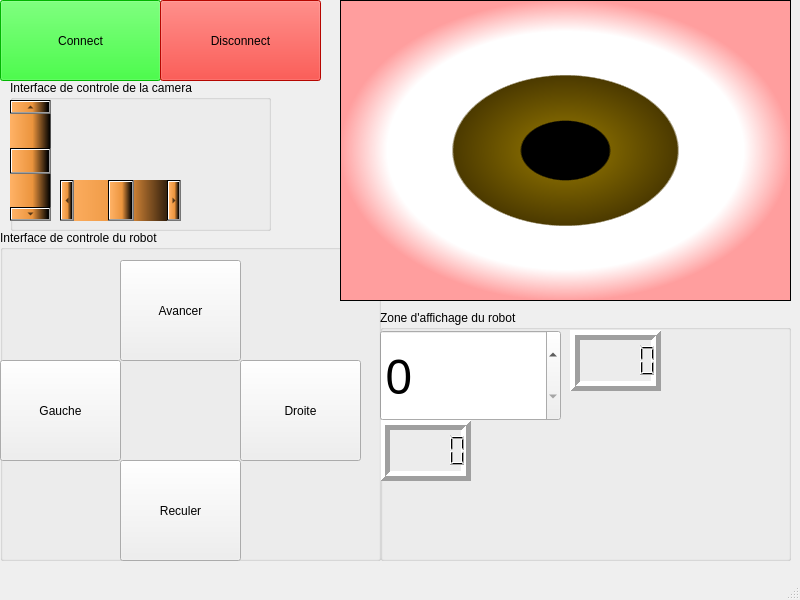
This is WiFiBot/mainwindow.ui in Federdispi/WiFiBot as Qt 5 draws it before an edit. The edited form follows.
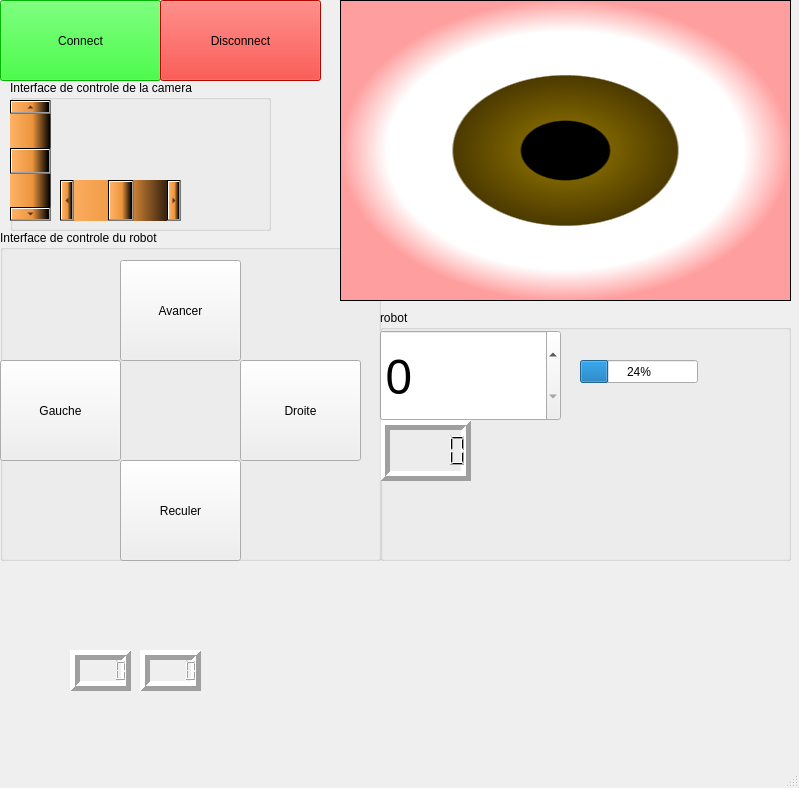
This is the edited form.

```diff
--- a/WiFiBot/mainwindow.ui
+++ b/WiFiBot/mainwindow.ui
@@ -6,13 +6,16 @@
    <rect>
     <x>0</x>
     <y>0</y>
-    <width>800</width>
-    <height>600</height>
+    <width>799</width>
+    <height>788</height>
    </rect>
   </property>
   <property name="windowTitle">
    <string>MainWindow</string>
   </property>
+  <property name="tabShape">
+   <enum>QTabWidget::Rounded</enum>
+  </property>
   <widget class="QWidget" name="centralwidget">
    <widget class="QPushButton" name="connection">
     <property name="geometry">
@@ -75,7 +78,7 @@
      </rect>
     </property>
     <property name="title">
-     <string>Zone d'affichage du robot</string>
+     <string>robot</string>
     </property>
     <widget class="QDoubleSpinBox" name="speed">
      <property name="geometry">
@@ -108,37 +111,6 @@
       <double>10.000000000000000</double>
      </property>
     </widget>
-    <widget class="QLCDNumber" name="battery">
-     <property name="geometry">
-      <rect>
-       <x>190</x>
-       <y>20</y>
-       <width>91</width>
-       <height>61</height>
-      </rect>
-     </property>
-     <property name="sizePolicy">
-      <sizepolicy hsizetype="Minimum" vsizetype="Minimum">
-       <horstretch>0</horstretch>
-       <verstretch>0</verstretch>
-      </sizepolicy>
-     </property>
-     <property name="font">
-      <font>
-       <family>Tw Cen MT Condensed Extra Bold</family>
-       <pointsize>36</pointsize>
-      </font>
-     </property>
-     <property name="focusPolicy">
-      <enum>Qt::NoFocus</enum>
-     </property>
-     <property name="layoutDirection">
-      <enum>Qt::LeftToRight</enum>
-     </property>
-     <property name="lineWidth">
-      <number>5</number>
-     </property>
-    </widget>
     <widget class="QLCDNumber" name="speed_received">
      <property name="geometry">
       <rect>
@@ -170,6 +142,22 @@
       <number>5</number>
      </property>
     </widget>
+    <widget class="QProgressBar" name="battery">
+     <property name="geometry">
+      <rect>
+       <x>200</x>
+       <y>50</y>
+       <width>118</width>
+       <height>23</height>
+      </rect>
+     </property>
+     <property name="value">
+      <number>24</number>
+     </property>
+     <property name="textVisible">
+      <bool>true</bool>
+     </property>
+    </widget>
    </widget>
    <widget class="QGroupBox" name="controle_robot">
     <property name="geometry">
@@ -294,6 +282,68 @@
      </property>
     </widget>
    </widget>
+   <widget class="QLCDNumber" name="ir_G">
+    <property name="geometry">
+     <rect>
+      <x>70</x>
+      <y>650</y>
+      <width>61</width>
+      <height>41</height>
+     </rect>
+    </property>
+    <property name="sizePolicy">
+     <sizepolicy hsizetype="Minimum" vsizetype="Minimum">
+      <horstretch>0</horstretch>
+      <verstretch>0</verstretch>
+     </sizepolicy>
+    </property>
+    <property name="font">
+     <font>
+      <family>Tw Cen MT Condensed Extra Bold</family>
+      <pointsize>36</pointsize>
+     </font>
+    </property>
+    <property name="focusPolicy">
+     <enum>Qt::NoFocus</enum>
+    </property>
+    <property name="layoutDirection">
+     <enum>Qt::LeftToRight</enum>
+    </property>
+    <property name="lineWidth">
+     <number>5</number>
+    </property>
+   </widget>
+   <widget class="QLCDNumber" name="ir_D">
+    <property name="geometry">
+     <rect>
+      <x>140</x>
+      <y>650</y>
+      <width>61</width>
+      <height>41</height>
+     </rect>
+    </property>
+    <property name="sizePolicy">
+     <sizepolicy hsizetype="Minimum" vsizetype="Minimum">
+      <horstretch>0</horstretch>
+      <verstretch>0</verstretch>
+     </sizepolicy>
+    </property>
+    <property name="font">
+     <font>
+      <family>Tw Cen MT Condensed Extra Bold</family>
+      <pointsize>36</pointsize>
+     </font>
+    </property>
+    <property name="focusPolicy">
+     <enum>Qt::NoFocus</enum>
+    </property>
+    <property name="layoutDirection">
+     <enum>Qt::LeftToRight</enum>
+    </property>
+    <property name="lineWidth">
+     <number>5</number>
+    </property>
+   </widget>
    <zorder>connection</zorder>
    <zorder>disconnection</zorder>
    <zorder>affichage_robot</zorder>
```
Left out of the diff: 12 changed lines with no effect on the pictures.
